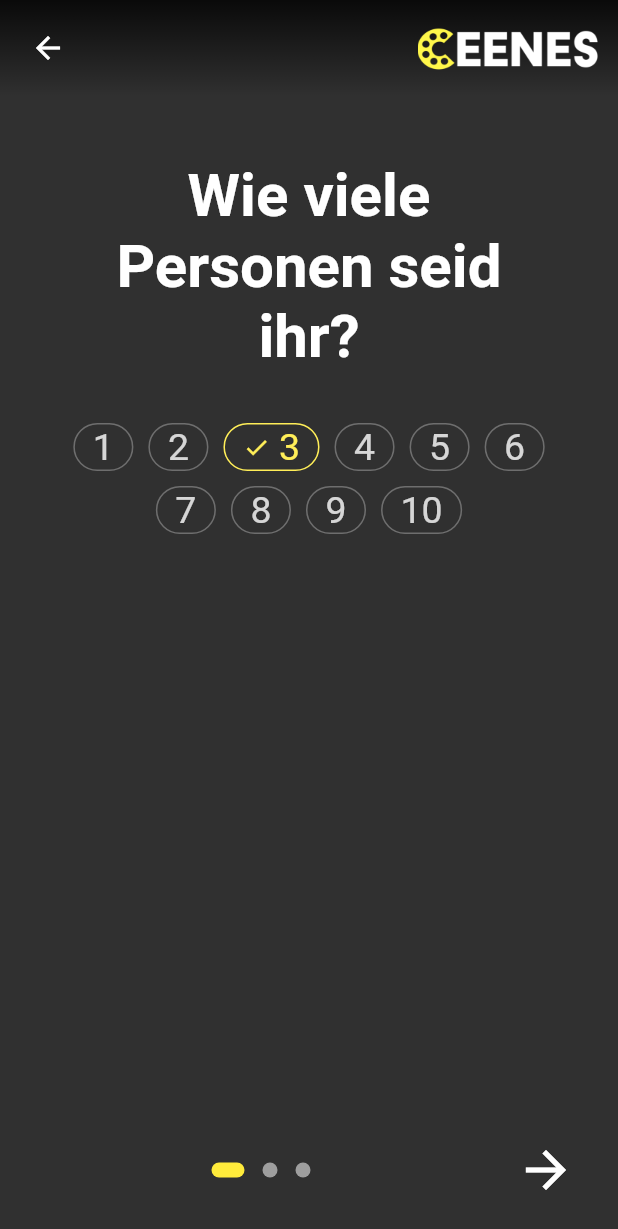
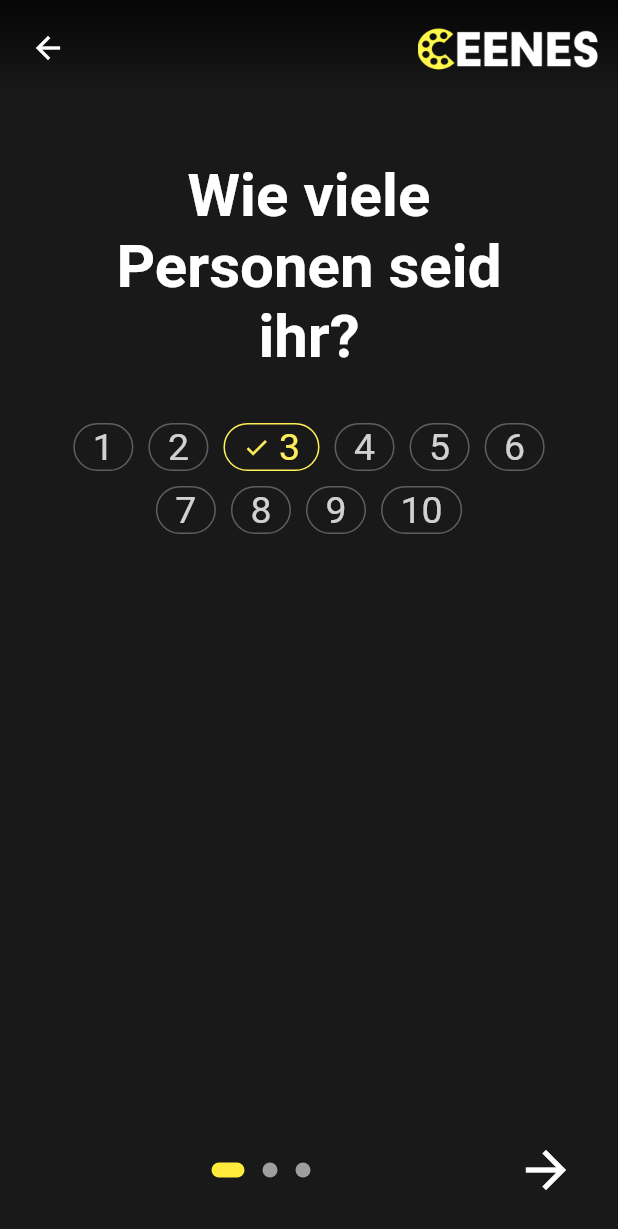
Before and after one commit to Loro23/ceenes, a Flutter app: the screen it shows after launch, after a tap on "Erstellen", on a phone screen of 412 x 824 dp. Shown: the top 1229 px of the screen. Run offline on Flutter 3.47's test engine with Material 2 defaults, Android fonts, the phone set to English and light mode, and no system bars; drawn by our look-alikes of chips_choice, introduction_screen; our stand-ins replace carousel_slider, cloud_firestore, expandable, firebase_core, flutter_tindercard, pinput and 1 more; missing offline and left inert: dart:html, smart_select, tmdb_api; accounts and stored records are empty.

Commit message:
design changes

```diff
--- a/lib/main.dart
+++ b/lib/main.dart
@@ -95,7 +95,17 @@ class _MyAppState extends State<MyApp> {
     }
     return MaterialApp(
       debugShowCheckedModeBanner: false,
-      theme: ThemeData.dark(),
+      theme: ThemeData(
+        primaryColor: Colors.white,
+        scaffoldBackgroundColor:  Color.fromRGBO(25, 25, 25, 1),
+        secondaryHeaderColor: Color.fromRGBO(25, 25, 25, 1),
+        backgroundColor: Color.fromRGBO(25, 25, 25, 1),
+        primaryColorDark: Color.fromRGBO(25, 25, 25, 1),
+        dialogBackgroundColor: Color.fromRGBO(25, 25, 25, 1),
+        bottomAppBarColor: Color.fromRGBO(25, 25, 25, 1),
+        accentColor: Color.fromRGBO(25, 25, 25, 1),
+        colorScheme: ColorScheme.dark(),
+      ),
       title: 'Flutter Demo',
       home: MyHomePage(title: 'Flutter Demo Home Page'),
     );
--- /dev/null
+++ b/lib/util/colors.dart
@@ -0,0 +1,4 @@
+import 'package:flutter/cupertino.dart';
+import 'package:flutter/material.dart';
+
+Color backgroundcolor_dark = Color.fromRGBO(25, 25, 25, 1);
--- a/lib/util/movie_handler.dart
+++ b/lib/util/movie_handler.dart
@@ -1,5 +1,4 @@
 import 'dart:convert';
-
 import 'package:ceenes_prototype/util/create_view_utils.dart';
 import 'package:ceenes_prototype/util/session.dart';
 import 'package:ceenes_prototype/widgets/admin/create_view.dart';
--- a/lib/widgets/admin/admin_login.dart
+++ b/lib/widgets/admin/admin_login.dart
@@ -1,6 +1,7 @@
 import 'dart:convert';
 import 'dart:html';
 
+import 'package:ceenes_prototype/util/colors.dart';
 import 'package:ceenes_prototype/util/movie.dart';
 import 'package:ceenes_prototype/util/movie_handler.dart';
 import 'package:ceenes_prototype/util/session.dart';
@@ -29,6 +30,8 @@ class _AdminLoginState extends State<AdminLogin> {
   @override
   Widget build(BuildContext context) {
     return Material(
+      child: Container(
+        color: backgroundcolor_dark,
         child: Stack(
           children: [
             Center(
@@ -137,6 +140,7 @@ class _AdminLoginState extends State<AdminLogin> {
             ),
           ],
         ),
+      ),
     );
   }
 }
--- a/lib/widgets/admin/create_view.dart
+++ b/lib/widgets/admin/create_view.dart
@@ -1,5 +1,6 @@
 import 'dart:async';
 
+import 'package:ceenes_prototype/util/colors.dart';
 import 'package:ceenes_prototype/util/content.dart';
 import 'package:ceenes_prototype/util/create_view_utils.dart';
 import 'package:ceenes_prototype/util/session.dart';
@@ -122,6 +123,8 @@ class Create_ViewState extends State<Create_View>
   @override
   Widget build(BuildContext context) {
     return Material(
+      child: Container(
+        color: backgroundcolor_dark,
         child: Stack(
           children: [
             Container(
@@ -172,7 +175,7 @@ class Create_ViewState extends State<Create_View>
                         padding:
                             const EdgeInsets.only(left: 25, right: 25, top: 15),
                         child: Text(
-                        "Welche Streaming-Anbieter habt ihr?",
+                          "Streaming-Anbieter",
                           style: TextStyle(
                             fontSize: 40,
                             fontWeight: FontWeight.w600,
@@ -357,12 +360,15 @@ class Create_ViewState extends State<Create_View>
                               builder: (BuildContext context) {
 
                                 return Dialog(
+                                  backgroundColor: Color.fromRGBO(38, 38, 38, 1),
                                   child: new Row(
                                     mainAxisSize: MainAxisSize.min,
                                     children: [
                                       Padding(
                                         padding: const EdgeInsets.all(8.0),
-                                      child: new CircularProgressIndicator(),
+                                        child: new CircularProgressIndicator(
+                                          valueColor: new AlwaysStoppedAnimation<Color>(Colors.yellow),
+                                        ),
                                       ),
                                       Expanded(
                                         child: Padding(
@@ -449,6 +455,7 @@ class Create_ViewState extends State<Create_View>
             ),
           ],
         ),
+      ),
     );
   }
 }
--- a/lib/widgets/details_view.dart
+++ b/lib/widgets/details_view.dart
@@ -1,3 +1,4 @@
+import 'package:ceenes_prototype/util/colors.dart';
 import 'package:flutter/material.dart';
 
 Map details;
@@ -42,6 +43,7 @@ class _Details_viewState extends State<Details_view> {
     BuildContext context,
   ) {
     return Container(
+      color: backgroundcolor_dark,
       //height: MediaQuery.of(context).size.height * .60,
       child: Stack(children: [
         SingleChildScrollView(
--- a/lib/widgets/login_view.dart
+++ b/lib/widgets/login_view.dart
@@ -1,5 +1,6 @@
 import 'dart:convert';
 
+import 'package:ceenes_prototype/util/colors.dart';
 import 'package:ceenes_prototype/util/session.dart';
 import 'package:ceenes_prototype/widgets/swipe_view.dart';
 import 'package:ceenes_prototype/widgets/swipe_view.dart';
@@ -46,6 +47,8 @@ class _Login_viewState extends State<Login_view> {
     return Material(
       child: WillPopScope(
         onWillPop: () async => true,
+        child: Container(
+          color: backgroundcolor_dark,
           child: Stack(
             children: [
               Padding(
@@ -233,6 +236,7 @@ class _Login_viewState extends State<Login_view> {
             ],
           ),
         ),
+      ),
     );
   }
 
--- a/lib/widgets/start_view.dart
+++ b/lib/widgets/start_view.dart
@@ -13,6 +13,7 @@ import '../util/api.dart';
 import 'package:flutter_tindercard/flutter_tindercard.dart';
 import 'package:sticky_headers/sticky_headers.dart';
 import 'package:smart_select/smart_select.dart';
+import 'package:carousel_slider/carousel_slider.dart';
 
 class StartView extends StatefulWidget {
   @override
@@ -20,39 +21,47 @@ class StartView extends StatefulWidget {
 }
 
 class _StartViewState extends State<StartView> {
+  List<String> carouselcontent = ["1. Erstelle eine Gruppe.","2. Gib deine Anbieter ein.", "3. Wähle deine Genres aus.", "4. Teile deine Gruppe mit Freunden.", "5. Swipe dich durch die Auswahl.", "6. gemeinsam den besten Film genießen."];
+   List<String> carouselimages = ["assets/streaming_screen.png","assets/genres_screen.png","assets/moviecover.png","assets/swipe_screen.png"];
   @override
   Widget build(BuildContext context) {
     return Material(
       child: Stack(
         children: [
+
+          Container(
+            decoration: BoxDecoration(
+              image: DecorationImage(
+                  image: AssetImage('assets/film_roll.jpg'),
+                  fit: BoxFit.fitHeight))),
+          Container(color: Color.fromRGBO(0, 0, 0, .8)),
           Padding(
-            padding: const EdgeInsets.only(left: 50, right: 50),
+            padding: const EdgeInsets.only(left: 20, right: 20),
             child: Column(
               mainAxisAlignment: MainAxisAlignment.center,
-              children: [
-                Image.asset(
-                  "assets/ceenes_logo_yellow4x.png",
-                  height: 150,
+              children:[
+                Padding(
+                  padding: const EdgeInsets.only(left:20.0, right: 20, top: 15, bottom: 10),
+                  child: Text("Finde den besten Film! Zusammen mit deinen Freunden.", style: TextStyle(fontSize: 20),),
                 ),
                 Padding(
-                  padding: const EdgeInsets.only(bottom: 30),
-                  child: Text(
-                    "Wähle aus, ob du eine Gruppe erstellen oder an einer teilnehmen willst.",
-                    style: TextStyle(fontSize: 28),
-                  ),
-                ),
+                  padding: const EdgeInsets.only(top:30.0),
+                  child: Row(
+                    children: [
                       Padding(
-                  padding: const EdgeInsets.only(bottom: 30),
+                        padding: const EdgeInsets.all(15.0),
+                        child: ClipRRect(
+                            borderRadius: BorderRadius.circular(100),
                             child: SizedBox(
-                    width: 250,
-                    height: 80,
+                            width: 130,
+                            height: 60,
                             child: Hero(
                               tag: "2",
                               child: RaisedButton(
                                 child: Text(
                                   "Erstellen",
                                   style: TextStyle(
-                              fontSize: 30,
+                                      fontSize: 20,
                                       color: Colors.black54,
                                       fontWeight: FontWeight.w600),
                                 ),
@@ -67,16 +76,21 @@ class _StartViewState extends State<StartView> {
                             ),
                           ),
                         ),
-                SizedBox(
-                  width: 250,
-                  height: 80,
+                      ),
+                      Padding(
+                        padding: const EdgeInsets.all(15.0),
+                        child: ClipRRect(
+                          borderRadius: BorderRadius.circular(100),
+                    child: SizedBox(
+                  width: 130,
+                  height: 60,
                   child: Hero(
                     tag: "14",
                     child: RaisedButton(
                           color: Colors.grey[700],
                           child: Text(
                             "Teilnehmen",
-                        style: TextStyle(fontSize: 30, color: Colors.white),
+                            style: TextStyle(fontSize: 20, color: Colors.white),
                           ),
                           onPressed: () {
                             Navigator.of(context).push(
@@ -86,7 +100,13 @@ class _StartViewState extends State<StartView> {
                           },
                     ),
                   ),
+                    ),
+                        ),
                       )
+                    ],
+                  ),
+                ),
+
               ],
             ),
           ),
--- a/lib/widgets/swipe_view.dart
+++ b/lib/widgets/swipe_view.dart
@@ -2,6 +2,7 @@ import 'dart:convert';
 import 'dart:html';
 import 'dart:math';
 
+import 'package:ceenes_prototype/util/colors.dart';
 import 'package:ceenes_prototype/util/movie_handler.dart';
 import 'package:ceenes_prototype/util/session.dart';
 import 'package:ceenes_prototype/widgets/details_view.dart';
@@ -85,6 +86,8 @@ class _Swipe_ViewState extends State<Swipe_View> {
     return Material(
       child: WillPopScope(
         onWillPop: () async => false,
+        child: Container(
+          color: backgroundcolor_dark,
           child: Stack(
             children: [
               Column(
@@ -295,33 +298,32 @@ class _Swipe_ViewState extends State<Swipe_View> {
                     crossAxisAlignment: CrossAxisAlignment.center,
                     children: [
                       Container(
-                      margin: const EdgeInsets.all(5),
+                        margin: const EdgeInsets.only(top:5, bottom: 20, left: 10, right: 10),
                         child: FloatingActionButton(
                           heroTag: 8,
-                        backgroundColor: Colors.red,
+                          backgroundColor: Color.fromRGBO(92, 92, 92, 1),
                           onPressed: () {
                             controller.triggerLeft();
                           },
                           child: Icon(
                             Icons.clear,
-                          color: Colors.white,
+                            color: Colors.red,
                           ),
                         ),
                       ),
                       Container(
-                      margin: const EdgeInsets.all(5),
+                        margin: const EdgeInsets.only(top:5, bottom: 20, left: 10, right: 10),
                         child: FloatingActionButton(
                           heroTag: 9,
-                        backgroundColor: Colors.green,
+                          backgroundColor: Color.fromRGBO(92, 92, 92, 1),
                           onPressed: () {
                             controller.triggerRight();
                           },
-                        child: Icon(Icons.favorite, color: Colors.white),
+                          child: Icon(Icons.favorite, color: Colors.yellow),
                         ),
                       ),
                     ],
                   ),
-                Text("Gruppe: " + _sessionId.toString()),
                 ],
               ),
               //Stack für header
@@ -406,6 +408,7 @@ class _Swipe_ViewState extends State<Swipe_View> {
             ],
           ),
         ),
+      ),
     );
   }
 }
--- a/pubspec.yaml
+++ b/pubspec.yaml
@@ -13,6 +13,7 @@ dependencies:
   tmdb_api:
   flutter:
     sdk: flutter
+  carousel_slider: ^2.3.1
   cupertino_icons: ^1.0.0
   flutter_tindercard: ^0.1.7
   sticky_headers:
```
Also changed, not shown: assets/create_group.png (added), assets/film_roll.jpg (added), assets/genres_screen.png (added), assets/movie_prod.png (added), assets/moviecover.png (added), assets/streaming_screen.png (added), assets/swipe_screen.png (added), pubspec.lock. Lines whose indentation alone changed are shown as unchanged.
